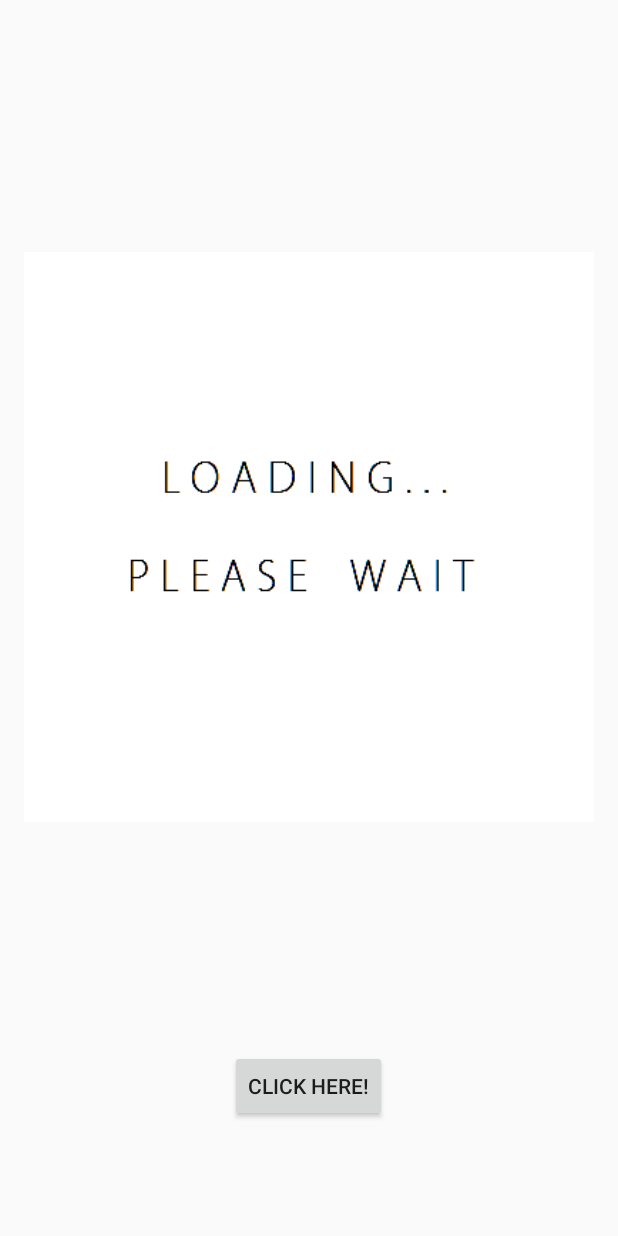
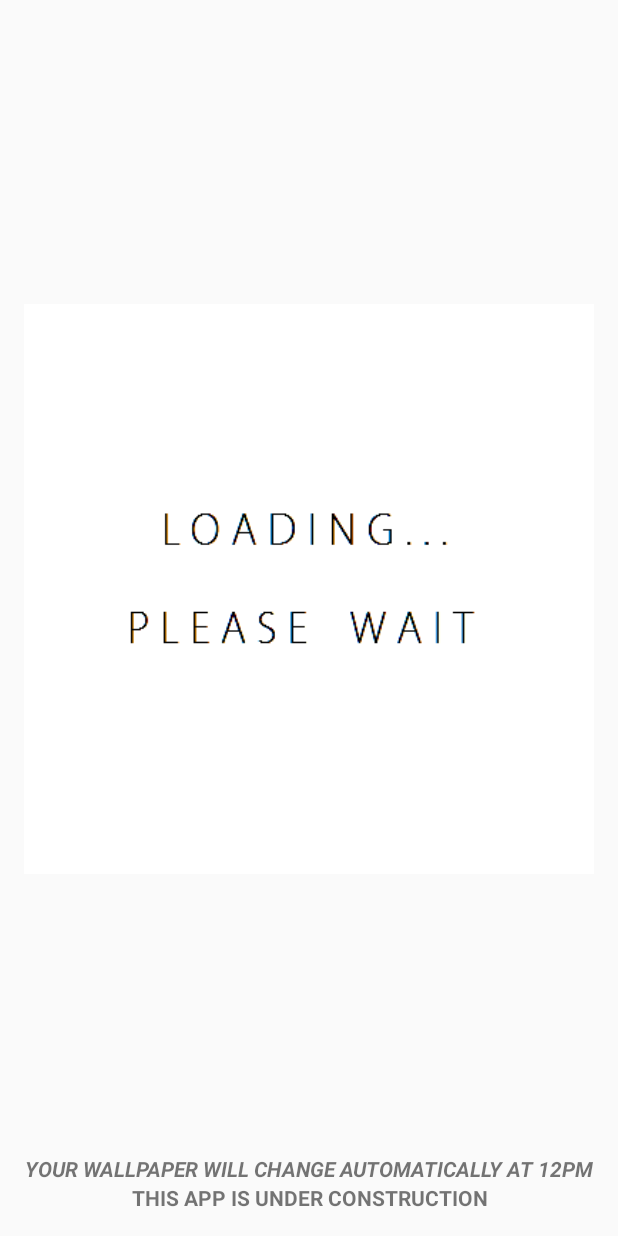
Before and after one commit to amebrahimi/ImageCaturer, an Android app: the layout activity_main.xml on its own in the app's theme, with its tools: preview values and no code run, on a phone screen of 412 x 824 dp. Run offline under Robolectric (Android 15) with nearby library versions, the phone set to English and light mode, and no system bars; network calls fail.

```diff
--- a/app/src/main/java/es/euphrat/clover/imagecaturer/MainActivity.java
+++ b/app/src/main/java/es/euphrat/clover/imagecaturer/MainActivity.java
@@ -5,6 +5,7 @@ import android.content.Context;
 import android.os.Build;
 import android.os.Bundle;
 import android.os.Environment;
+import android.os.Vibrator;
 import android.util.Log;
 import java.io.BufferedInputStream;
 import java.io.File;
@@ -64,7 +65,7 @@ public class MainActivity extends Activity {
     protected void onCreate(Bundle savedInstanceState) {
         super.onCreate(savedInstanceState);
         setContentView(R.layout.activity_main);
-        button = (Button)findViewById(R.id.button1);
+//        button = (Button)findViewById(R.id.button1);
         imageview = (ImageView)findViewById(R.id.imageView1);
         GetImageURL getImageadres = new GetImageURL();
         try {
@@ -143,7 +144,7 @@ public class MainActivity extends Activity {
 
                 inputstream = new BufferedInputStream(url.openStream());
                 outputstream = new FileOutputStream(Environment.getExternalStorageDirectory().
-                        toString() + "/Image Capturer2/" + fileName);
+                        toString() + "/Image Capturer/" + fileName);
 
 
                 while ((count = inputstream.read(dataArray)) != -1) {
@@ -175,7 +176,7 @@ public class MainActivity extends Activity {
 
             dismissDialog(Progress_Dialog_Progress);
 
-            GetPath = Environment.getExternalStorageDirectory().toString() + "/Image Capturer2/" + fileName;
+            GetPath = Environment.getExternalStorageDirectory().toString() + "/Image Capturer/" + fileName;
 
             imageview.setImageDrawable(Drawable.createFromPath(GetPath));
 
@@ -183,7 +184,8 @@ public class MainActivity extends Activity {
 
             Util.setWall(getApplicationContext(), s);
 
-    }
+
+     }
 
 }
     @Override
--- a/app/src/main/java/es/euphrat/clover/imagecaturer/Util.java
+++ b/app/src/main/java/es/euphrat/clover/imagecaturer/Util.java
@@ -47,8 +47,8 @@ public class Util {
 
         Calendar calendar = Calendar.getInstance();
         calendar.setTimeInMillis(System.currentTimeMillis());
-        calendar.set(Calendar.HOUR_OF_DAY, 12);
-        calendar.set(Calendar.MINUTE, 0);
+        calendar.set(Calendar.HOUR_OF_DAY, 10);
+        calendar.set(Calendar.MINUTE, 10);
         calendar.set(Calendar.SECOND, 0);
 
     mAlarmManager.setRepeating(AlarmManager.RTC_WAKEUP, calendar.getTimeInMillis(),
@@ -76,7 +76,7 @@ public class Util {
 
 
         try {
-            is = new FileInputStream(new File(root + "/Image Capturer2/" + fileName));
+            is = new FileInputStream(new File(root + "/Image Capturer/" + fileName));
 
             Log.d(MainActivity.TAG, fileName);
 
--- a/app/src/main/res/layout/activity_main.xml
+++ b/app/src/main/res/layout/activity_main.xml
@@ -17,14 +17,26 @@
         android:layout_height="wrap_content"
         android:layout_centerHorizontal="true"
         android:layout_alignParentTop="true"
-        android:layout_above="@+id/button1" />
+        android:layout_above="@+id/textView2" />
 
-    <Button
-        android:id="@+id/button1"
-        android:layout_width="wrap_content"
+    <TextView
+        android:text="@string/under_construction"
+        android:layout_width="match_parent"
         android:layout_height="wrap_content"
-        android:text="Click here!"
-        android:layout_marginBottom="60dp"
+        android:id="@+id/textView"
         android:layout_alignParentBottom="true"
-        android:layout_centerHorizontal="true" />
+        android:layout_centerHorizontal="true"
+        android:textAlignment="center"
+        android:textStyle="normal|bold" />
+
+    <TextView
+        android:text="@string/wallpaperChanging"
+        android:layout_width="match_parent"
+        android:layout_height="wrap_content"
+        android:layout_above="@+id/textView"
+        android:layout_centerHorizontal="true"
+        android:id="@+id/textView2"
+        android:textAlignment="center"
+        android:textStyle="normal|bold|italic" />
+
 </RelativeLayout>
--- a/app/src/main/res/values/strings.xml
+++ b/app/src/main/res/values/strings.xml
@@ -1,4 +1,6 @@
 <resources>
     <string name="app_name">Image Capture</string>
+    <string name="under_construction">THIS APP IS UNDER CONSTRUCTION</string>
+    <string name="wallpaperChanging">YOUR WALLPAPER WILL CHANGE AUTOMATICALLY AT 12PM</string>
 
 </resources>
```
